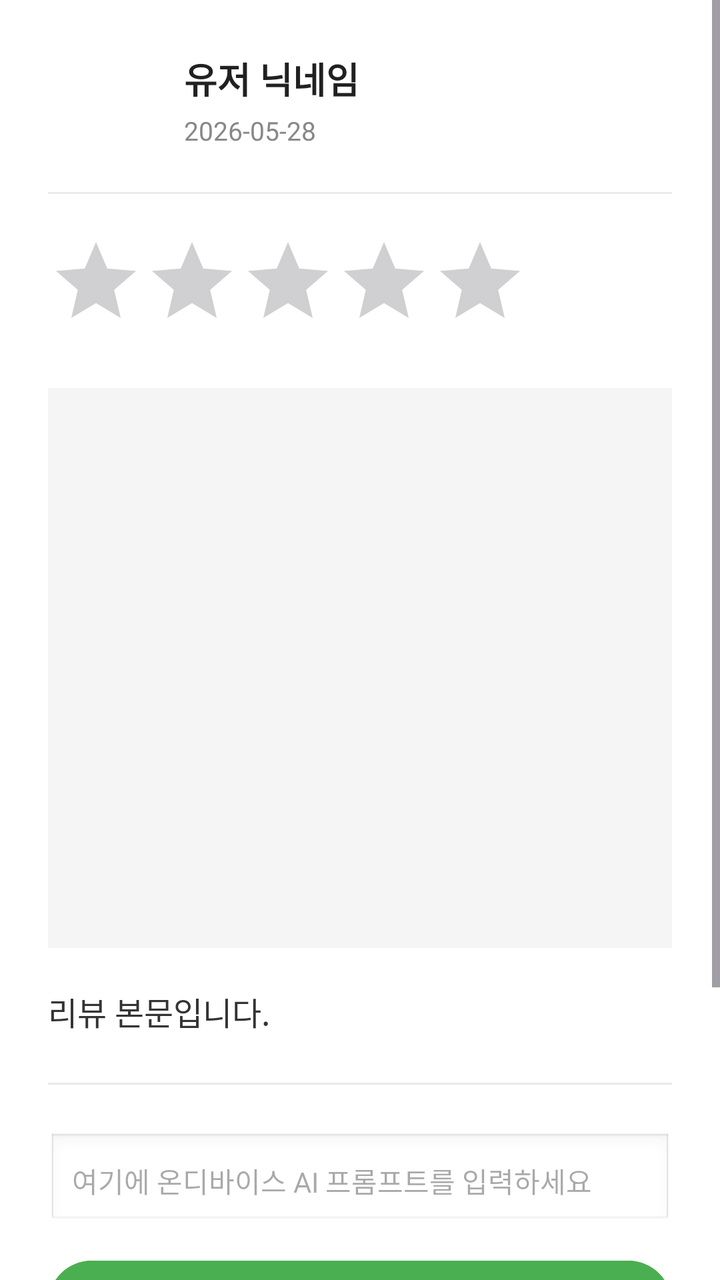
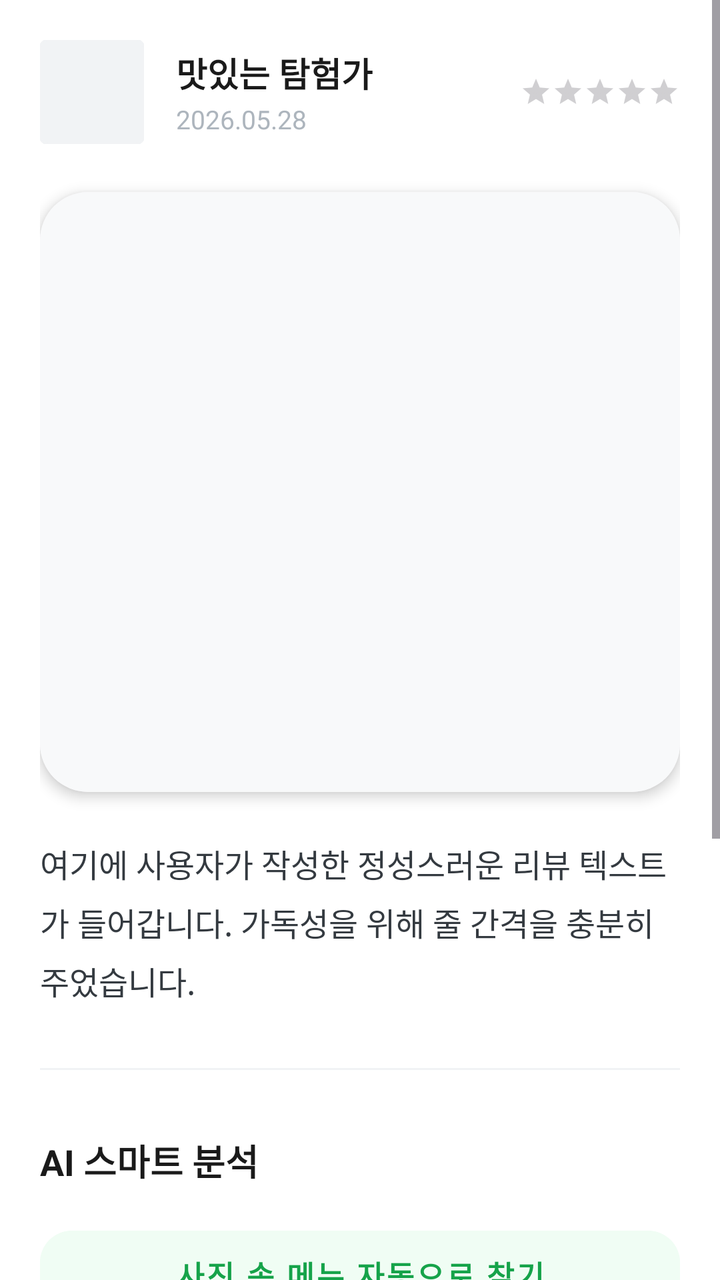

Compare the two renders of this Android layout. The source of the first and the diff that turns it into the second are given below.
<!-- AndroidManifest.xml: application theme Theme.Payclient -->
<!-- res/layout/activity_review_detail.xml -->
<?xml version="1.0" encoding="utf-8"?>
<ScrollView xmlns:android="http://schemas.android.com/apk/res/android"
    xmlns:app="http://schemas.android.com/apk/res-auto"
    android:id="@+id/main"
    android:layout_width="match_parent"
    android:layout_height="match_parent"
    android:fillViewport="true"
    android:background="#FFFFFF"
    android:fitsSystemWindows="true">

    <LinearLayout
        android:layout_width="match_parent"
        android:layout_height="wrap_content"
        android:orientation="vertical"
        android:padding="24dp">

        <LinearLayout
            android:layout_width="match_parent"
            android:layout_height="wrap_content"
            android:orientation="horizontal"
            android:gravity="center_vertical">

            <ImageView
                android:id="@+id/ivProfile"
                android:layout_width="52dp"
                android:layout_height="52dp"
                android:scaleType="centerCrop" />

            <LinearLayout
                android:layout_width="match_parent"
                android:layout_height="wrap_content"
                android:orientation="vertical"
                android:layout_marginStart="16dp">

                <TextView
                    android:id="@+id/tvNickname"
                    android:layout_width="wrap_content"
                    android:layout_height="wrap_content"
                    android:text="유저 닉네임"
                    android:textColor="#212121"
                    android:textSize="18sp"
                    android:textStyle="bold" />

                <TextView
                    android:id="@+id/detailCreatedAt"
                    android:layout_width="wrap_content"
                    android:layout_height="wrap_content"
                    android:layout_marginTop="4dp"
                    android:text="2026-05-28"
                    android:textColor="#888888"
                    android:textSize="13sp" />
            </LinearLayout>
        </LinearLayout>

        <View
            android:layout_width="match_parent"
            android:layout_height="1dp"
            android:background="#EAEAEA"
            android:layout_marginTop="20dp"
            android:layout_marginBottom="20dp" />

        <RatingBar
            android:id="@+id/rbRating"
            android:layout_width="wrap_content"
            android:layout_height="wrap_content"
            android:layout_marginBottom="20dp"
            android:numStars="5"
            android:stepSize="1"
            android:isIndicator="true"
            style="?android:attr/ratingBarStyle" />

        <ImageView
            android:id="@+id/ivImageView"
            android:layout_width="match_parent"
            android:layout_height="280dp"
            android:scaleType="centerCrop"
            android:layout_marginBottom="20dp"
            android:background="#F5F5F5" />

        <TextView
            android:id="@+id/detailContent"
            android:layout_width="match_parent"
            android:layout_height="wrap_content"
            android:lineSpacingMultiplier="1.3"
            android:text="리뷰 본문입니다."
            android:textColor="#333333"
            android:textSize="16sp"
            android:layout_marginBottom="24dp" />

        <View
            android:layout_width="match_parent"
            android:layout_height="1dp"
            android:background="#EAEAEA"
            android:layout_marginBottom="24dp" />

        <EditText
            android:id="@+id/etPrompt"
            android:layout_width="match_parent"
            android:layout_height="wrap_content"
            android:hint="여기에 온디바이스 AI 프롬프트를 입력하세요"
            android:textColor="#212121"
            android:textSize="14sp"
            android:background="@android:drawable/edit_text"
            android:padding="12dp"
            android:layout_marginBottom="12dp" />

        <Button
            android:id="@+id/btnAnalyzeMenu"
            android:layout_width="match_parent"
            android:layout_height="52dp"
            android:text="온디바이스 AI 분석 실행"
            android:textSize="15sp"
            android:textStyle="bold"
            android:backgroundTint="#4AAF50"
            android:textColor="#FFFFFF"
            android:layout_marginBottom="16dp"/>

        <ProgressBar
            android:id="@+id/pbLoading"
            android:layout_width="wrap_content"
            android:layout_height="wrap_content"
            android:layout_gravity="center"
            android:visibility="gone"
            android:layout_marginBottom="16dp" />

        <LinearLayout
            android:layout_width="match_parent"
            android:layout_height="wrap_content"
            android:orientation="vertical"
            android:background="#F9F9F9"
            android:padding="16dp"
            android:layout_marginBottom="30dp">

            <TextView
                android:layout_width="wrap_content"
                android:layout_height="wrap_content"
                android:text="✨ 온디바이스 AI 결과"
                android:textColor="#4AAF50"
                android:textSize="13sp"
                android:textStyle="bold"
                android:layout_marginBottom="8dp"/>

            <TextView
                android:id="@+id/tvAiResult"
                android:layout_width="match_parent"
                android:layout_height="wrap_content"
                android:text="아직 연산이 수행되지 않았습니다."
                android:textColor="#555555"
                android:textSize="15sp"
                android:lineSpacingMultiplier="1.2"/>
        </LinearLayout>

    </LinearLayout>
</ScrollView>
<!-- resources referenced by this layout -->
<resources>
  <style name="Theme.Payclient" parent="Base.Theme.Payclient" />
  <style name="Base.Theme.Payclient" parent="Theme.Material3.DayNight.NoActionBar">
          
          <item name="colorPrimary">@color/beige</item>
          <item name="android:windowBackground">@color/baby_blue</item>
      </style>
  <color name="beige">#D9C4B0</color>
  <color name="baby_blue">#ECEEDF</color>
</resources>

<!-- the commit's change to res/layout/activity_review_detail.xml (unified diff, before → after) -->
@@ -4,151 +4,223 @@
     android:id="@+id/main"
     android:layout_width="match_parent"
     android:layout_height="match_parent"
+    android:background="#FFFFFF"
     android:fillViewport="true"
-    android:background="#FFFFFF"
     android:fitsSystemWindows="true">
 
     <LinearLayout
         android:layout_width="match_parent"
         android:layout_height="wrap_content"
         android:orientation="vertical"
-        android:padding="24dp">
-
-        <LinearLayout
-            android:layout_width="match_parent"
-            android:layout_height="wrap_content"
-            android:orientation="horizontal"
-            android:gravity="center_vertical">
-
-            <ImageView
+        android:padding="20dp">
+
+        
+        <RelativeLayout
+            android:layout_width="match_parent"
+            android:layout_height="wrap_content"
+            android:layout_marginBottom="24dp">
+
+            <com.google.android.material.imageview.ShapeableImageView
                 android:id="@+id/ivProfile"
                 android:layout_width="52dp"
                 android:layout_height="52dp"
-                android:scaleType="centerCrop" />
+                android:background="#F1F3F5"
+                android:scaleType="centerCrop"
+                app:shapeAppearanceOverlay="@style/ShapeAppearance.MaterialComponents.SmallComponent"
+                app:strokeColor="#F1F3F5"
+                app:strokeWidth="1dp" />
 
             <LinearLayout
-                android:layout_width="match_parent"
-                android:layout_height="wrap_content"
-                android:orientation="vertical"
-                android:layout_marginStart="16dp">
+                android:layout_width="wrap_content"
+                android:layout_height="wrap_content"
+                android:layout_centerVertical="true"
+                android:layout_marginStart="16dp"
+                android:layout_toEndOf="@id/ivProfile"
+                android:orientation="vertical">
 
                 <TextView
                     android:id="@+id/tvNickname"
                     android:layout_width="wrap_content"
                     android:layout_height="wrap_content"
-                    android:text="유저 닉네임"
-                    android:textColor="#212121"
-                    android:textSize="18sp"
+                    android:text="맛있는 탐험가"
+                    android:textColor="#1A1A1A"
+                    android:textSize="17sp"
                     android:textStyle="bold" />
 
                 <TextView
                     android:id="@+id/detailCreatedAt"
                     android:layout_width="wrap_content"
                     android:layout_height="wrap_content"
-                    android:layout_marginTop="4dp"
-                    android:text="2026-05-28"
-                    android:textColor="#888888"
+                    android:layout_marginTop="2dp"
+                    android:text="2026.05.28"
+                    android:textColor="#ADB5BD"
                     android:textSize="13sp" />
             </LinearLayout>
-        </LinearLayout>
-
-        <View
-            android:layout_width="match_parent"
-            android:layout_height="1dp"
-            android:background="#EAEAEA"
-            android:layout_marginTop="20dp"
-            android:layout_marginBottom="20dp" />
-
-        <RatingBar
-            android:id="@+id/rbRating"
-            android:layout_width="wrap_content"
-            android:layout_height="wrap_content"
-            android:layout_marginBottom="20dp"
-            android:numStars="5"
-            android:stepSize="1"
-            android:isIndicator="true"
-            style="?android:attr/ratingBarStyle" />
-
-        <ImageView
-            android:id="@+id/ivImageView"
-            android:layout_width="match_parent"
-            android:layout_height="280dp"
-            android:scaleType="centerCrop"
-            android:layout_marginBottom="20dp"
-            android:background="#F5F5F5" />
-
+
+            <RatingBar
+                android:id="@+id/rbRating"
+                style="?android:attr/ratingBarStyleSmall"
+                android:layout_width="wrap_content"
+                android:layout_height="wrap_content"
+                android:layout_alignParentEnd="true"
+                android:layout_centerVertical="true"
+                android:isIndicator="true"
+                android:numStars="5"
+                android:progressTint="#FFC107"
+                android:stepSize="1" />
+        </RelativeLayout>
+
+        
+        <com.google.android.material.card.MaterialCardView
+            android:layout_width="match_parent"
+            android:layout_height="300dp"
+            android:layout_marginBottom="24dp"
+            app:cardCornerRadius="24dp"
+            app:cardElevation="4dp"
+            app:strokeWidth="0dp">
+
+            <ImageView
+                android:id="@+id/ivImageView"
+                android:layout_width="match_parent"
+                android:layout_height="match_parent"
+                android:background="#F8F9FA"
+                android:scaleType="centerCrop" />
+        </com.google.android.material.card.MaterialCardView>
+
+        
         <TextView
             android:id="@+id/detailContent"
             android:layout_width="match_parent"
             android:layout_height="wrap_content"
-            android:lineSpacingMultiplier="1.3"
-            android:text="리뷰 본문입니다."
-            android:textColor="#333333"
-            android:textSize="16sp"
-            android:layout_marginBottom="24dp" />
-
+            android:layout_marginBottom="32dp"
+            android:lineSpacingExtra="6dp"
+            android:text="여기에 사용자가 작성한 정성스러운 리뷰 텍스트가 들어갑니다. 가독성을 위해 줄 간격을 충분히 주었습니다."
+            android:textColor="#343A40"
+            android:textSize="16sp" />
+
+        
         <View
             android:layout_width="match_parent"
             android:layout_height="1dp"
-            android:background="#EAEAEA"
-            android:layout_marginBottom="24dp" />
-
-        <EditText
-            android:id="@+id/etPrompt"
-            android:layout_width="match_parent"
-            android:layout_height="wrap_content"
-            android:hint="여기에 온디바이스 AI 프롬프트를 입력하세요"
-            android:textColor="#212121"
-            android:textSize="14sp"
-            android:background="@android:drawable/edit_text"
-            android:padding="12dp"
-            android:layout_marginBottom="12dp" />
-
-        <Button
+            android:layout_marginBottom="32dp"
+            android:background="#F1F3F5" />
+
+        
+        <TextView
+            android:layout_width="wrap_content"
+            android:layout_height="wrap_content"
+            android:layout_marginBottom="16dp"
+            android:text="AI 스마트 분석"
+            android:textColor="#1A1A1A"
+            android:textSize="18sp"
+            android:textStyle="bold" />
+
+        
+        <com.google.android.material.button.MaterialButton
             android:id="@+id/btnAnalyzeMenu"
-            android:layout_width="match_parent"
-            android:layout_height="52dp"
-            android:text="온디바이스 AI 분석 실행"
+            style="@style/Widget.MaterialComponents.Button.UnelevatedButton"
+            android:layout_width="match_parent"
+            android:layout_height="56dp"
+            android:layout_marginBottom="16dp"
+            android:backgroundTint="#F0FDF4"
+            android:text="사진 속 메뉴 자동으로 찾기"
+            android:textColor="#16A34A"
             android:textSize="15sp"
             android:textStyle="bold"
-            android:backgroundTint="#4AAF50"
-            android:textColor="#FFFFFF"
-            android:layout_marginBottom="16dp"/>
+            app:cornerRadius="16dp"
+            app:iconGravity="textStart"
+            app:iconTint="#16A34A" />
 
         <ProgressBar
             android:id="@+id/pbLoading"
-            android:layout_width="wrap_content"
-            android:layout_height="wrap_content"
+            android:layout_width="32dp"
+            android:layout_height="32dp"
             android:layout_gravity="center"
-            android:visibility="gone"
-            android:layout_marginBottom="16dp" />
-
+            android:layout_marginBottom="16dp"
+            android:visibility="gone" />
+
+        
         <LinearLayout
+            android:id="@+id/llAiSection"
             android:layout_width="match_parent"
             android:layout_height="wrap_content"
             android:orientation="vertical"
-            android:background="#F9F9F9"
-            android:padding="16dp"
-            android:layout_marginBottom="30dp">
-
-            <TextView
-                android:layout_width="wrap_content"
-                android:layout_height="wrap_content"
-                android:text="✨ 온디바이스 AI 결과"
-                android:textColor="#4AAF50"
-                android:textSize="13sp"
+            android:visibility="visible">
+
+            <com.google.android.material.card.MaterialCardView
+                android:layout_width="match_parent"
+                android:layout_height="wrap_content"
+                android:layout_marginBottom="16dp"
+                app:cardBackgroundColor="#F8F9FA"
+                app:cardCornerRadius="20dp"
+                app:cardElevation="0dp"
+                app:strokeColor="#E9ECEF"
+                app:strokeWidth="1dp">
+
+                <LinearLayout
+                    android:layout_width="match_parent"
+                    android:layout_height="wrap_content"
+                    android:orientation="vertical"
+                    android:padding="20dp">
+
+                    <TextView
+                        android:layout_width="wrap_content"
+                        android:layout_height="wrap_content"
+                        android:layout_marginBottom="8dp"
+                        android:text="✨ 인식된 메뉴"
+                        android:textColor="#16A34A"
+                        android:textSize="13sp"
+                        android:textStyle="bold" />
+
+                    <TextView
+                        android:id="@+id/tvAiResult"
+                        android:layout_width="match_parent"
+                        android:layout_height="wrap_content"
+                        android:text="아이스 아메리카노, 소금빵"
+                        android:textColor="#212529"
+                        android:textSize="18sp"
+                        android:textStyle="bold" />
+                </LinearLayout>
+            </com.google.android.material.card.MaterialCardView>
+
+            <com.google.android.material.textfield.TextInputLayout
+                style="@style/Widget.MaterialComponents.TextInputLayout.OutlinedBox"
+                android:layout_width="match_parent"
+                android:layout_height="wrap_content"
+                android:layout_marginBottom="12dp"
+                app:boxCornerRadiusBottomEnd="16dp"
+                app:boxCornerRadiusBottomStart="16dp"
+                app:boxCornerRadiusTopEnd="16dp"
+                app:boxCornerRadiusTopStart="16dp"
+                app:boxStrokeColor="#16A34A"
+                app:hintTextColor="#16A34A">
+
+                <com.google.android.material.textfield.TextInputEditText
+                    android:id="@+id/etPrompt"
+                    android:layout_width="match_parent"
+                    android:layout_height="wrap_content"
+                    android:hint="궁금한 점을 물어보세요 (예: 칼로리 알려줘)"
+                    android:inputType="text"
+                    android:padding="16dp"
+                    android:textSize="15sp" />
+            </com.google.android.material.textfield.TextInputLayout>
+
+            <com.google.android.material.button.MaterialButton
+                android:id="@+id/btnAskAi"
+                android:layout_width="match_parent"
+                android:layout_height="56dp"
+                android:backgroundTint="#16A34A"
+                android:text="AI에게 질문하기"
+                android:textColor="#FFFFFF"
+                android:textSize="15sp"
                 android:textStyle="bold"
-                android:layout_marginBottom="8dp"/>
-
-            <TextView
-                android:id="@+id/tvAiResult"
-                android:layout_width="match_parent"
-                android:layout_height="wrap_content"
-                android:text="아직 연산이 수행되지 않았습니다."
-                android:textColor="#555555"
-                android:textSize="15sp"
-                android:lineSpacingMultiplier="1.2"/>
+                app:cornerRadius="16dp" />
         </LinearLayout>
+
+        
+        <Space
+            android:layout_width="match_parent"
+            android:layout_height="40dp" />
 
     </LinearLayout>
 </ScrollView>
